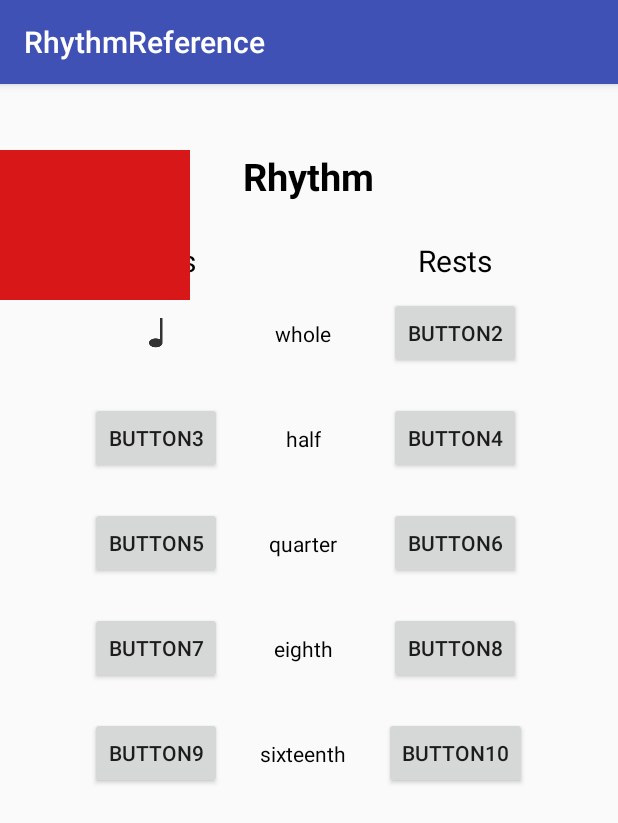
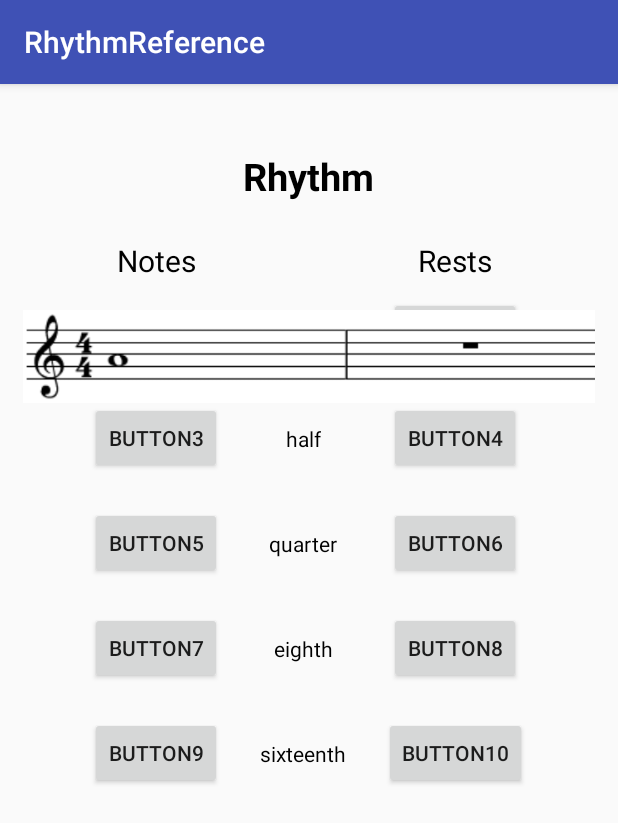
Before and after one commit to ZachJiroun/MusicTheory, an Android app: the RhythmReference screen opened directly, with no data from a screen before it, after a tap on an icon or button, on a phone screen of 412 x 824 dp. Shown: the top 823 px of the screen. Run offline under Robolectric (Android 15) with nearby library versions, the phone set to English and light mode, and no system bars.

Commit message:
Implement Fragments

```diff
--- a/app/src/main/res/layout/activity_rhythm_reference.xml
+++ b/app/src/main/res/layout/activity_rhythm_reference.xml
@@ -7,6 +7,7 @@
     android:layout_height="match_parent"
     android:fitsSystemWindows="true"
     tools:context="cmsc436.com.musictheory.RhythmReference">
+
 
     <android.support.design.widget.AppBarLayout
         android:layout_height="wrap_content"
@@ -150,7 +151,7 @@
         android:id="@+id/rhythm_fragment_container"
         android:layout_width="match_parent"
         android:layout_height="100dp"
-        android:layout_marginTop="100dp"
+        android:layout_marginTop="200dp"
         />
 
     <include layout="@layout/content_rhythm_reference"/>
--- a/app/src/main/res/layout/rhythm_fragment.xml
+++ b/app/src/main/res/layout/rhythm_fragment.xml
@@ -2,8 +2,7 @@
     xmlns:tools="http://schemas.android.com/tools"
     android:layout_width="wrap_content"
     android:layout_height="wrap_content"
-    tools:context="cmsc436.com.musictheory.RhythmFragment"
-    android:background="#d81818">
+    tools:context="cmsc436.com.musictheory.RhythmFragment">
 
     <!-- TODO: Update blank fragment layout -->
 
@@ -12,9 +11,9 @@
         android:layout_height="wrap_content"
         android:id="@+id/imageView2"
         android:contentDescription="Displays image referene for given rhythm"
-        android:src="@drawable/Whole_note_measure"
+        android:src="@drawable/whole_note_measure"
         android:layout_marginLeft="15dp"
         android:layout_marginRight="15dp"
-        android:layout_marginTop="150dp" />
+        android:layout_marginTop="0dp" />
 
 </FrameLayout>
--- a/app/src/main/res/values/dimens.xml
+++ b/app/src/main/res/values/dimens.xml
@@ -7,4 +7,5 @@
     <dimen name="activity_vertical_margin">16dp</dimen>
 
     <dimen name="rhythm_grid_padding">25dp</dimen>
+    <dimen name="fab_margin">16dp</dimen>
 </resources>
```
Also changed, not shown: app/src/main/java/cmsc436/com/musictheory/MainActivity.java (+21 -0 lines), app/src/main/java/cmsc436/com/musictheory/RhythmReference.java (+11 -1 lines), app/src/main/res/layout/content_main.xml (+4 -3 lines), app/src/main/res/drawable/whole_note_measure.png (added), 1 other file.
